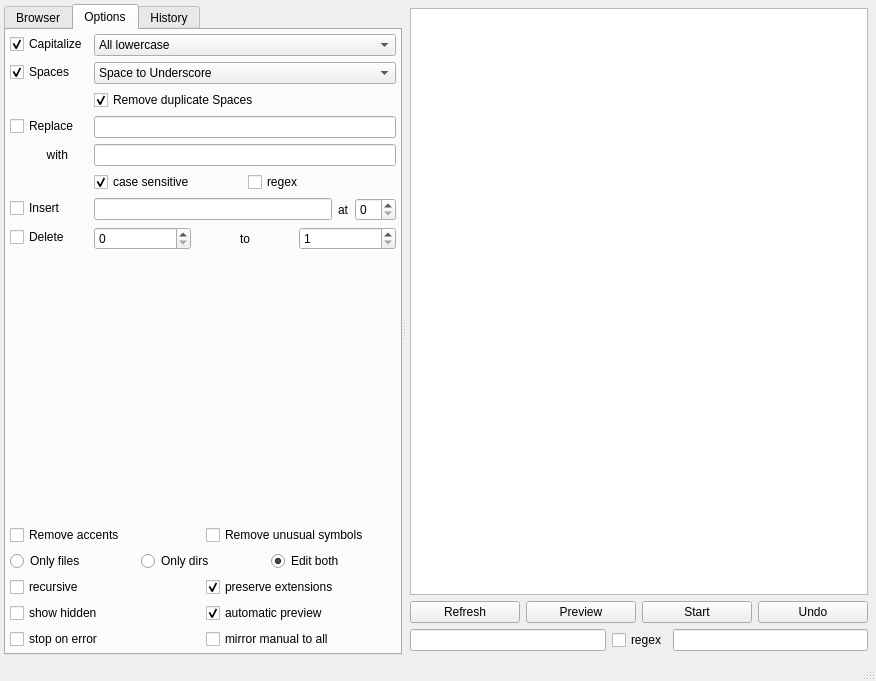
gmdfalk/60-days-of-python, file gui/filebrowser/filebrowser.ui: the form before one commit.
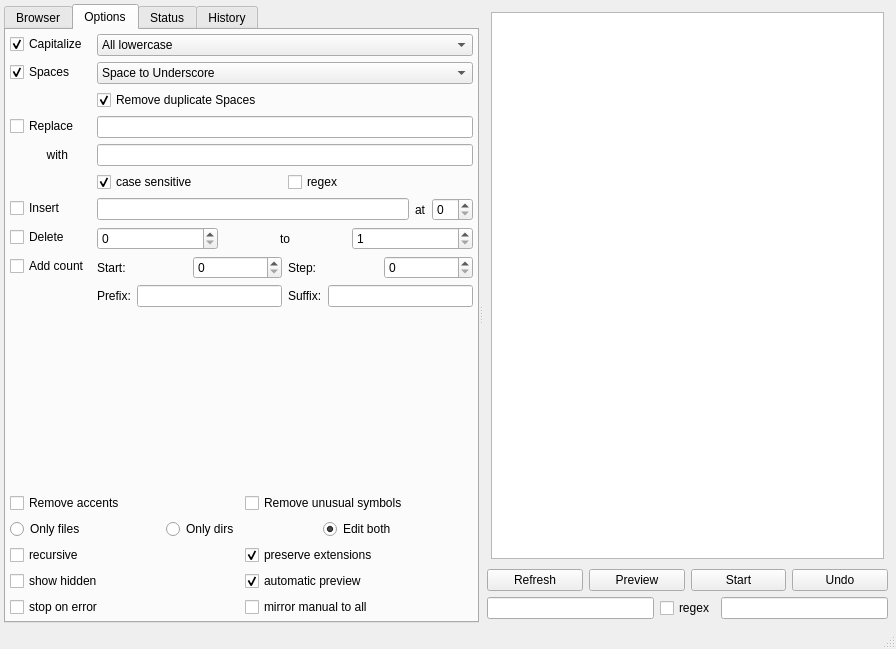
The form after the commit. The open tabs and pages were chosen to show the change.

Commit message: gui design be nasty

```diff
--- a/gui/filebrowser/filebrowser.ui
+++ b/gui/filebrowser/filebrowser.ui
@@ -6,8 +6,8 @@
    <rect>
     <x>0</x>
     <y>0</y>
-    <width>876</width>
-    <height>681</height>
+    <width>896</width>
+    <height>649</height>
    </rect>
   </property>
   <property name="windowTitle">
@@ -24,6 +24,12 @@
        <enum>Qt::Horizontal</enum>
       </property>
       <widget class="QTabWidget" name="treewidget">
+       <property name="minimumSize">
+        <size>
+         <width>242</width>
+         <height>0</height>
+        </size>
+       </property>
        <property name="currentIndex">
         <number>1</number>
        </property>
@@ -47,7 +53,7 @@
         <attribute name="title">
          <string>Options</string>
         </attribute>
-        <layout class="QVBoxLayout" name="verticalLayout_3" stretch="0,0">
+        <layout class="QVBoxLayout" name="verticalLayout_3">
          <property name="margin">
           <number>4</number>
          </property>
@@ -239,6 +245,61 @@
                </item>
               </layout>
              </item>
+             <item row="8" column="0">
+              <widget class="QCheckBox" name="checkBox">
+               <property name="text">
+                <string>Add count</string>
+               </property>
+              </widget>
+             </item>
+             <item row="8" column="1">
+              <layout class="QHBoxLayout" name="countlayout">
+               <item>
+                <widget class="QLabel" name="startcountlabel">
+                 <property name="text">
+                  <string>Start:</string>
+                 </property>
+                </widget>
+               </item>
+               <item>
+                <widget class="QSpinBox" name="startcount"/>
+               </item>
+               <item>
+                <widget class="QLabel" name="endcountlabel">
+                 <property name="text">
+                  <string>Step:</string>
+                 </property>
+                </widget>
+               </item>
+               <item>
+                <widget class="QSpinBox" name="endcount"/>
+               </item>
+              </layout>
+             </item>
+             <item row="9" column="1">
+              <layout class="QHBoxLayout" name="countstringlabel">
+               <item>
+                <widget class="QLabel" name="prefixlabel">
+                 <property name="text">
+                  <string>Prefix:</string>
+                 </property>
+                </widget>
+               </item>
+               <item>
+                <widget class="QLineEdit" name="prefixedit"/>
+               </item>
+               <item>
+                <widget class="QLabel" name="suffixlabel">
+                 <property name="text">
+                  <string>Suffix:</string>
+                 </property>
+                </widget>
+               </item>
+               <item>
+                <widget class="QLineEdit" name="suffixedit"/>
+               </item>
+              </layout>
+             </item>
             </layout>
            </item>
            <item>
@@ -345,11 +406,24 @@
        </widget>
        <widget class="QWidget" name="history_tab">
         <attribute name="title">
-         <string>History</string>
+         <string>Status</string>
         </attribute>
         <layout class="QHBoxLayout" name="statuslayout">
          <property name="margin">
-          <number>0</number>
+          <number>4</number>
+         </property>
+         <item>
+          <widget class="QTableView" name="tableView"/>
+         </item>
+        </layout>
+       </widget>
+       <widget class="QWidget" name="historytab">
+        <attribute name="title">
+         <string>History</string>
+        </attribute>
+        <layout class="QHBoxLayout" name="historylayout">
+         <property name="margin">
+          <number>4</number>
          </property>
          <item>
           <widget class="QTableView" name="historytable"/>
@@ -358,17 +432,17 @@
        </widget>
       </widget>
       <widget class="QWidget" name="horizontalLayoutWidget_2">
-       <layout class="QVBoxLayout" name="rightlayout" stretch="0,0,0">
-        <property name="spacing">
-         <number>6</number>
-        </property>
+       <layout class="QVBoxLayout" name="rightlayout" stretch="1,0,0">
         <property name="margin">
          <number>4</number>
         </property>
         <item>
          <layout class="QVBoxLayout" name="browserlayout" stretch="0">
+          <property name="margin">
+           <number>4</number>
+          </property>
           <item>
-           <widget class="QListView" name="browserlist"/>
+           <widget class="QTreeView" name="browsertree"/>
           </item>
          </layout>
         </item>
```
Left out of the diff: 24 changed lines with no effect on the pictures. The commit also changes 1 other file.
